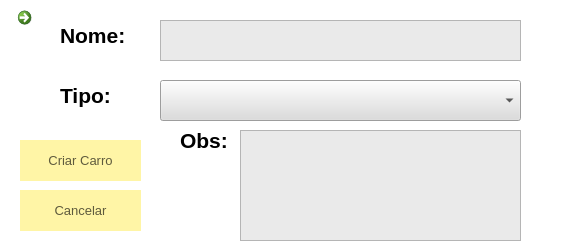
First picture: the form in FSIPLeiria/criarcarro.ui, repository tatianascgil/Projeto_Informatico_Formula_Student_Barramento_CAN, before the edit.
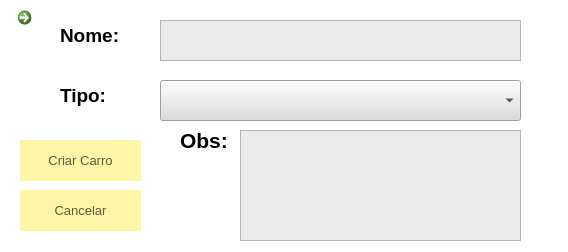
Second picture: the form after the edit. Icons and pictures are not drawn.

Patch:
```diff
--- a/FSIPLeiria/criarcarro.ui
+++ b/FSIPLeiria/criarcarro.ui
@@ -125,7 +125,7 @@
    </property>
    <property name="font">
     <font>
-     <pointsize>16</pointsize>
+     <pointsize>14</pointsize>
      <bold>true</bold>
     </font>
    </property>
@@ -144,7 +144,7 @@
    </property>
    <property name="font">
     <font>
-     <pointsize>16</pointsize>
+     <pointsize>14</pointsize>
      <bold>true</bold>
     </font>
    </property>
```
Left out of the diff: 20 changed lines with no effect on the pictures.
